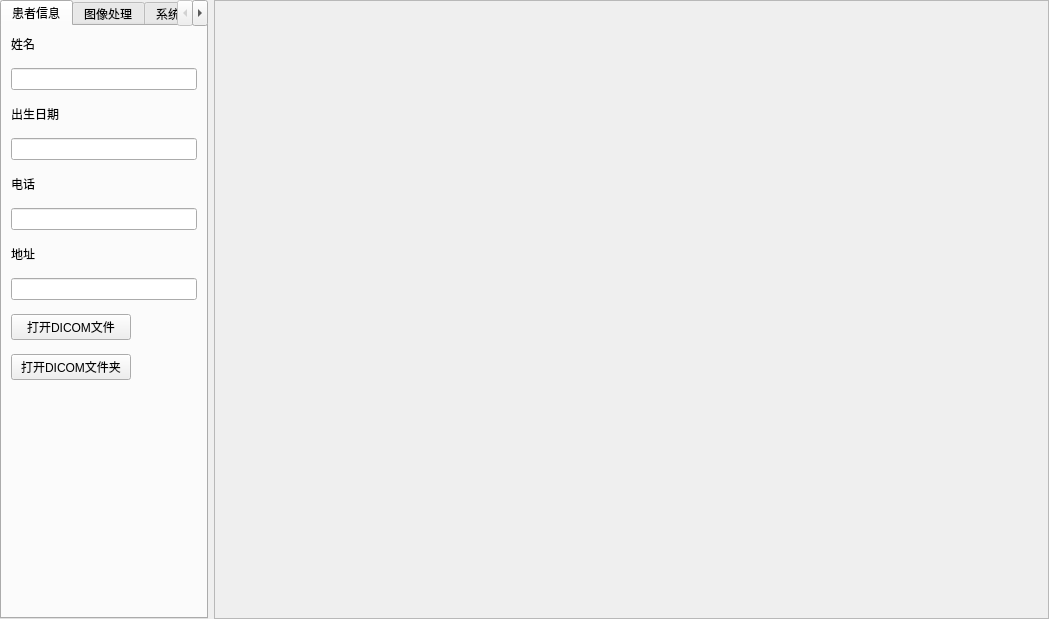
Qt form ui/MainWindow-MEDQT.ui (guoqiang0236/QT-VTK-Medical-Platform) before a commit.
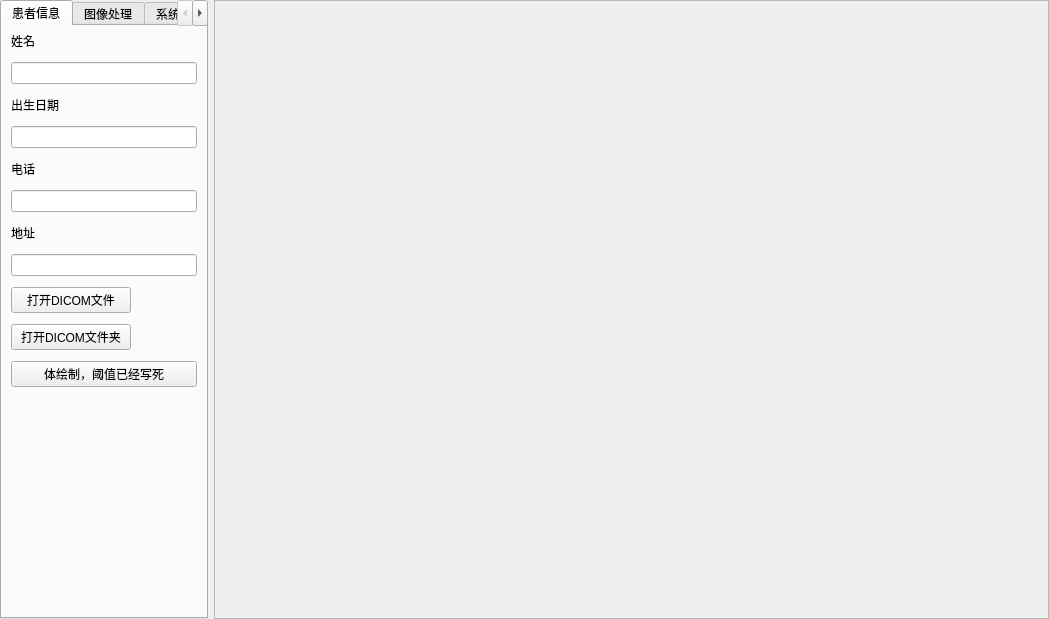
The same form after that commit. Icons and pictures are not drawn.

Diff of the .ui file:
```diff
--- a/ui/MainWindow-MEDQT.ui
+++ b/ui/MainWindow-MEDQT.ui
@@ -182,6 +182,13 @@
              </property>
             </widget>
            </item>
+           <item>
+            <widget class="QPushButton" name="pushButton_12">
+             <property name="text">
+              <string>体绘制，阈值已经写死</string>
+             </property>
+            </widget>
+           </item>
            <item>
             <widget class="QFrame" name="frame">
              <property name="enabled">
```
